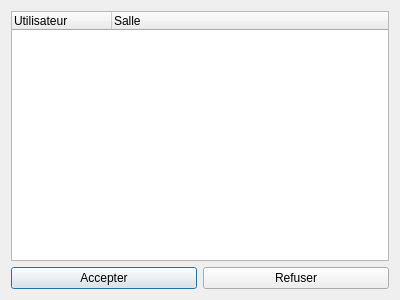
Qt form Chat/viewmembershiprequests.ui (edri/ProjetChat2015) before a commit.
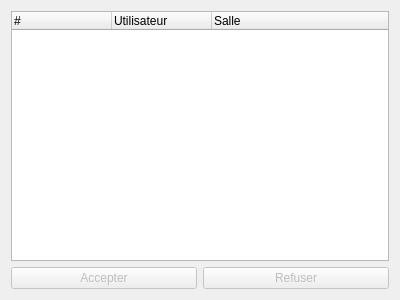
The same form after that commit. Icons and pictures are not drawn.

Diff of the .ui file:
```diff
--- a/Chat/viewmembershiprequests.ui
+++ b/Chat/viewmembershiprequests.ui
@@ -20,6 +20,11 @@
   <layout class="QVBoxLayout" name="verticalLayout">
    <item>
     <widget class="QTreeWidget" name="tre_requests">
+     <column>
+      <property name="text">
+       <string>#</string>
+      </property>
+     </column>
      <column>
       <property name="text">
        <string>Utilisateur</string>
@@ -36,6 +41,9 @@
     <layout class="QHBoxLayout" name="horizontalLayout">
      <item>
       <widget class="QPushButton" name="btn_accept">
+       <property name="enabled">
+        <bool>false</bool>
+       </property>
        <property name="text">
         <string>Accepter</string>
        </property>
@@ -43,6 +51,9 @@
      </item>
      <item>
       <widget class="QPushButton" name="btn_refuse">
+       <property name="enabled">
+        <bool>false</bool>
+       </property>
        <property name="text">
         <string>Refuser</string>
        </property>
```
